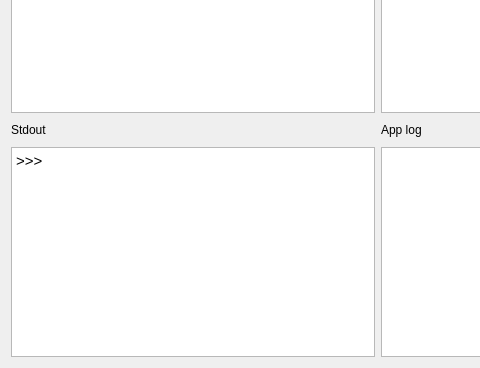
AnthonyHMR/ITCR.DatosII.ProyectoI.Interfaz, file IDE/mainWidget.ui: the form before one commit; both pictures show x 0 to 480 and y 137 to 505 of the 756 by 505 pixel window.
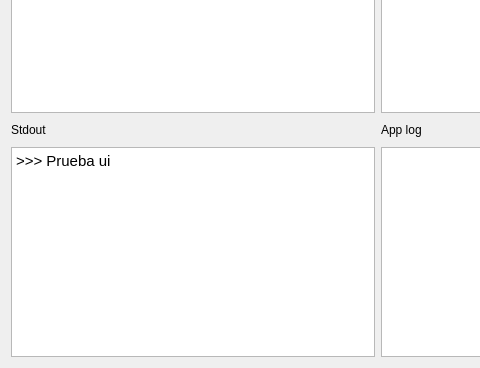
The form after the commit.

Commit message: Camio de prueba

Diff of the .ui file:
```diff
--- a/IDE/mainWidget.ui
+++ b/IDE/mainWidget.ui
@@ -81,7 +81,8 @@
 &lt;html&gt;&lt;head&gt;&lt;meta name=&quot;qrichtext&quot; content=&quot;1&quot; /&gt;&lt;style type=&quot;text/css&quot;&gt;
 p, li { white-space: pre-wrap; }
 &lt;/style&gt;&lt;/head&gt;&lt;body style=&quot; font-family:'Ubuntu'; font-size:11pt; font-weight:400; font-style:normal;&quot;&gt;
-&lt;p style=&quot; margin-top:0px; margin-bottom:0px; margin-left:0px; margin-right:0px; -qt-block-indent:0; text-indent:0px;&quot;&gt;&amp;gt;&amp;gt;&amp;gt;&lt;/p&gt;&lt;/body&gt;&lt;/html&gt;</string>
+&lt;p style=&quot; margin-top:0px; margin-bottom:0px; margin-left:0px; margin-right:0px; -qt-block-indent:0; text-indent:0px;&quot;&gt;&amp;gt;&amp;gt;&amp;gt; Prueba ui&lt;/p&gt;
+&lt;p style=&quot;-qt-paragraph-type:empty; margin-top:0px; margin-bottom:0px; margin-left:0px; margin-right:0px; -qt-block-indent:0; text-indent:0px;&quot;&gt;&lt;br /&gt;&lt;/p&gt;&lt;/body&gt;&lt;/html&gt;</string>
        </property>
       </widget>
      </item>
```
